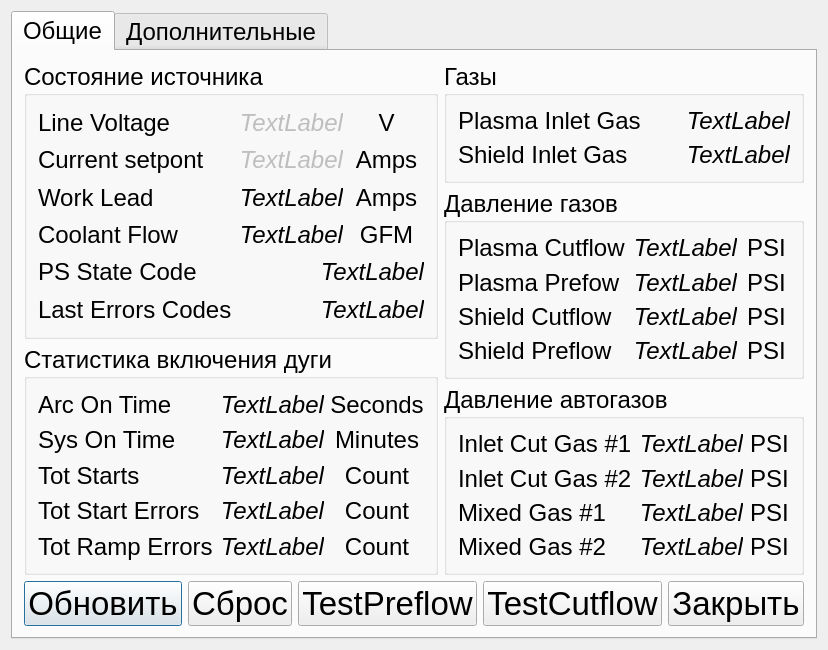
First picture: the form in gasconsole/src/forms/qgasconsole.ui, repository superkulpa/phx-cnc-ui, before the edit.
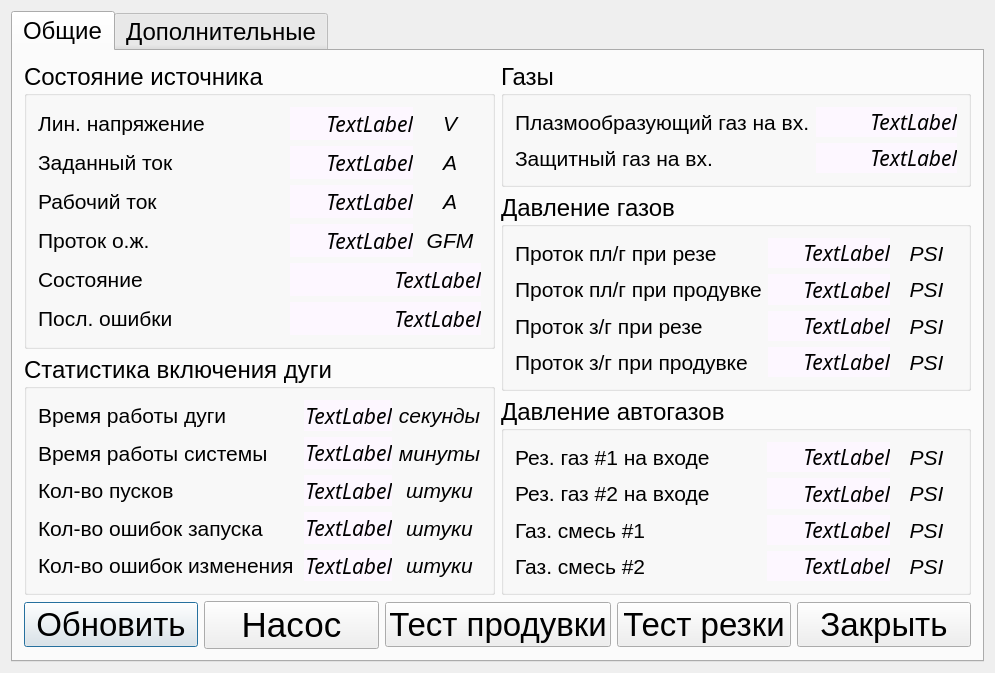
Second picture: the form after the edit.

```diff
--- a/gasconsole/src/forms/qgasconsole.ui
+++ b/gasconsole/src/forms/qgasconsole.ui
@@ -6,8 +6,8 @@
    <rect>
     <x>0</x>
     <y>0</y>
-    <width>805</width>
-    <height>638</height>
+    <width>995</width>
+    <height>645</height>
    </rect>
   </property>
   <property name="windowTitle">
@@ -42,11 +42,16 @@
                </property>
                <layout class="QHBoxLayout" name="horizontalLayout_20">
                 <item>
-                 <layout class="QGridLayout" name="gridLayout_5">
+                 <layout class="QGridLayout" name="gridLayout_5" columnstretch="4,2,1">
                   <item row="0" column="0">
                    <widget class="QLabel" name="label">
+                    <property name="font">
+                     <font>
+                      <pointsize>16</pointsize>
+                     </font>
+                    </property>
                     <property name="text">
-                     <string>Line Voltage</string>
+                     <string>Лин. напряжение</string>
                     </property>
                     <property name="alignment">
                      <set>Qt::AlignLeading|Qt::AlignLeft|Qt::AlignVCenter</set>
@@ -56,13 +61,24 @@
                   <item row="0" column="1">
                    <widget class="QLabel" name="lLineVoltage">
                     <property name="enabled">
-                     <bool>false</bool>
+                     <bool>true</bool>
                     </property>
                     <property name="font">
                      <font>
+                      <family>Sans Serif</family>
+                      <pointsize>16</pointsize>
+                      <weight>50</weight>
                       <italic>true</italic>
+                      <bold>false</bold>
                      </font>
                     </property>
+                    <property name="autoFillBackground">
+                     <bool>false</bool>
+                    </property>
+                    <property name="styleSheet">
+                     <string notr="true">background-color: rgb(253, 247, 255);
+font: italic 16pt &quot;Sans Serif&quot;;</string>
+                    </property>
                     <property name="text">
                      <string>TextLabel</string>
                     </property>
@@ -73,6 +89,12 @@
                   </item>
                   <item row="0" column="2">
                    <widget class="QLabel" name="label_3">
+                    <property name="font">
+                     <font>
+                      <pointsize>16</pointsize>
+                      <italic>true</italic>
+                     </font>
+                    </property>
                     <property name="text">
                      <string>V</string>
                     </property>
@@ -83,8 +105,13 @@
                   </item>
                   <item row="1" column="0">
                    <widget class="QLabel" name="label_15">
+                    <property name="font">
+                     <font>
+                      <pointsize>16</pointsize>
+                     </font>
+                    </property>
                     <property name="text">
-                     <string>Current setpont</string>
+                     <string>Заданный ток</string>
                     </property>
                     <property name="alignment">
                      <set>Qt::AlignLeading|Qt::AlignLeft|Qt::AlignVCenter</set>
@@ -93,8 +120,13 @@
                   </item>
                   <item row="2" column="0">
                    <widget class="QLabel" name="label_16">
+                    <property name="font">
+                     <font>
+                      <pointsize>16</pointsize>
+                     </font>
+                    </property>
                     <property name="text">
-                     <string>Work Lead</string>
+                     <string>Рабочий ток</string>
                     </property>
                     <property name="alignment">
                      <set>Qt::AlignLeading|Qt::AlignLeft|Qt::AlignVCenter</set>
@@ -103,8 +135,13 @@
                   </item>
                   <item row="3" column="0">
                    <widget class="QLabel" name="label_17">
+                    <property name="font">
+                     <font>
+                      <pointsize>16</pointsize>
+                     </font>
+                    </property>
                     <property name="text">
-                     <string>Coolant Flow</string>
+                     <string>Проток о.ж.</string>
                     </property>
                     <property name="alignment">
                      <set>Qt::AlignLeading|Qt::AlignLeft|Qt::AlignVCenter</set>
@@ -113,8 +150,13 @@
                   </item>
                   <item row="4" column="0">
                    <widget class="QLabel" name="label_18">
+                    <property name="font">
+                     <font>
+                      <pointsize>16</pointsize>
+                     </font>
+                    </property>
                     <property name="text">
-                     <string>PS State Code</string>
+                     <string>Состояние</string>
                     </property>
                     <property name="alignment">
                      <set>Qt::AlignLeading|Qt::AlignLeft|Qt::AlignVCenter</set>
@@ -123,8 +165,13 @@
                   </item>
                   <item row="5" column="0">
                    <widget class="QLabel" name="label_19">
+                    <property name="font">
+                     <font>
+                      <pointsize>16</pointsize>
+                     </font>
+                    </property>
                     <property name="text">
-                     <string>Last Errors Codes</string>
+                     <string>Посл. ошибки</string>
                     </property>
                     <property name="alignment">
                      <set>Qt::AlignLeading|Qt::AlignLeft|Qt::AlignVCenter</set>
@@ -134,13 +181,24 @@
                   <item row="1" column="1">
                    <widget class="QLabel" name="lCurSetPoint">
                     <property name="enabled">
-                     <bool>false</bool>
+                     <bool>true</bool>
                     </property>
                     <property name="font">
                      <font>
+                      <family>Sans Serif</family>
+                      <pointsize>16</pointsize>
+                      <weight>50</weight>
                       <italic>true</italic>
+                      <bold>false</bold>
                      </font>
                     </property>
+                    <property name="autoFillBackground">
+                     <bool>false</bool>
+                    </property>
+                    <property name="styleSheet">
+                     <string notr="true">background-color: rgb(253, 247, 255);
+font: italic 16pt &quot;Sans Serif&quot;;</string>
+                    </property>
                     <property name="text">
                      <string>TextLabel</string>
                     </property>
@@ -151,8 +209,14 @@
                   </item>
                   <item row="1" column="2">
                    <widget class="QLabel" name="label_32">
+                    <property name="font">
+                     <font>
+                      <pointsize>16</pointsize>
+                      <italic>true</italic>
+                     </font>
+                    </property>
                     <property name="text">
-                     <string>Amps</string>
+                     <string>A</string>
                     </property>
                     <property name="alignment">
                      <set>Qt::AlignCenter</set>
@@ -163,9 +227,20 @@
                    <widget class="QLabel" name="lWorkLead">
                     <property name="font">
                      <font>
+                      <family>Sans Serif</family>
+                      <pointsize>16</pointsize>
+                      <weight>50</weight>
                       <italic>true</italic>
+                      <bold>false</bold>
                      </font>
                     </property>
+                    <property name="autoFillBackground">
+                     <bool>false</bool>
+                    </property>
+                    <property name="styleSheet">
+                     <string notr="true">background-color: rgb(253, 247, 255);
+font: italic 16pt &quot;Sans Serif&quot;;</string>
+                    </property>
                     <property name="text">
                      <string>TextLabel</string>
                     </property>
@@ -176,8 +251,14 @@
                   </item>
                   <item row="2" column="2">
                    <widget class="QLabel" name="label_34">
+                    <property name="font">
+                     <font>
+                      <pointsize>16</pointsize>
+                      <italic>true</italic>
+                     </font>
+                    </property>
                     <property name="text">
-                     <string>Amps</string>
+                     <string>A</string>
                     </property>
                     <property name="alignment">
                      <set>Qt::AlignCenter</set>
@@ -188,9 +269,17 @@
                    <widget class="QLabel" name="lCoolantFlow">
                     <property name="font">
                      <font>
+                      <family>Sans Serif</family>
+                      <pointsize>16</pointsize>
+                      <weight>50</weight>
                       <italic>true</italic>
+                      <bold>false</bold>
                      </font>
                     </property>
+                    <property name="styleSheet">
+                     <string notr="true">background-color: rgb(253, 247, 255);
+font: italic 16pt &quot;Sans Serif&quot;;</string>
+                    </property>
                     <property name="text">
                      <string>TextLabel</string>
                     </property>
@@ -201,6 +290,12 @@
                   </item>
                   <item row="3" column="2">
                    <widget class="QLabel" name="label_36">
+                    <property name="font">
+                     <font>
+                      <pointsize>16</pointsize>
+                      <italic>true</italic>
+                     </font>
+                    </property>
                     <property name="text">
                      <string>GFM</string>
                     </property>
@@ -213,9 +308,17 @@
                    <widget class="QLabel" name="lPSStateCode">
                     <property name="font">
                      <font>
+                      <family>Sans Serif</family>
+                      <pointsize>16</pointsize>
+                      <weight>50</weight>
                       <italic>true</italic>
+                      <bold>false</bold>
                      </font>
                     </property>
+                    <property name="styleSheet">
+                     <string notr="true">background-color: rgb(253, 247, 255);
+font: italic 16pt &quot;Sans Serif&quot;;</string>
+                    </property>
                     <property name="text">
                      <string>TextLabel</string>
                     </property>
@@ -228,9 +331,17 @@
                    <widget class="QLabel" name="lLastErrors">
                     <property name="font">
                      <font>
+                      <family>Sans Serif</family>
+                      <pointsize>16</pointsize>
+                      <weight>50</weight>
                       <italic>true</italic>
+                      <bold>false</bold>
                      </font>
                     </property>
+                    <property name="styleSheet">
+                     <string notr="true">background-color: rgb(253, 247, 255);
+font: italic 16pt &quot;Sans Serif&quot;;</string>
+                    </property>
                     <property name="text">
                      <string>TextLabel</string>
                     </property>
@@ -251,11 +362,16 @@
                </property>
                <layout class="QHBoxLayout" name="horizontalLayout_21">
                 <item>
-                 <layout class="QGridLayout" name="gridLayout_16">
+                 <layout class="QGridLayout" name="gridLayout_16" columnstretch="4,1,1">
                   <item row="0" column="0">
                    <widget class="QLabel" name="label_4">
+                    <property name="font">
+                     <font>
+                      <pointsize>16</pointsize>
+                     </font>
+                    </property>
                     <property name="text">
-                     <string>Arc On Time</string>
+                     <string>Время работы дуги</string>
                     </property>
                     <property name="alignment">
                      <set>Qt::AlignLeading|Qt::AlignLeft|Qt::AlignVCenter</set>
@@ -266,9 +382,17 @@
                    <widget class="QLabel" name="lArcOnTime">
                     <property name="font">
                      <font>
+                      <family>Sans Serif</family>
+                      <pointsize>16</pointsize>
+                      <weight>50</weight>
                       <italic>true</italic>
+                      <bold>false</bold>
                      </font>
                     </property>
+                    <property name="styleSheet">
+                     <string notr="true">background-color: rgb(253, 247, 255);
+font: italic 16pt &quot;Sans Serif&quot;;</string>
+                    </property>
                     <property name="text">
                      <string>TextLabel</string>
                     </property>
@@ -279,8 +403,14 @@
                   </item>
                   <item row="0" column="2">
                    <widget class="QLabel" name="label_6">
+                    <property name="font">
+                     <font>
+                      <pointsize>16</pointsize>
+                      <italic>true</italic>
+                     </font>
+                    </property>
                     <property name="text">
-                     <string>Seconds</string>
+                     <string>секунды</string>
                     </property>
                     <property name="alignment">
                      <set>Qt::AlignCenter</set>
@@ -289,8 +419,13 @@
                   </item>
                   <item row="1" column="0">
                    <widget class="QLabel" name="label_20">
+                    <property name="font">
+                     <font>
+                      <pointsize>16</pointsize>
+                     </font>
+                    </property>
                     <property name="text">
-                     <string>Sys On Time</string>
+                     <string>Время работы системы</string>
                     </property>
                     <property name="alignment">
                      <set>Qt::AlignLeading|Qt::AlignLeft|Qt::AlignVCenter</set>
@@ -299,8 +434,13 @@
                   </item>
                   <item row="2" column="0">
                    <widget class="QLabel" name="label_21">
+                    <property name="font">
+                     <font>
+                      <pointsize>16</pointsize>
+                     </font>
+                    </property>
                     <property name="text">
-                     <string>Tot Starts</string>
+                     <string>Кол-во пусков</string>
                     </property>
                     <property name="alignment">
                      <set>Qt::AlignLeading|Qt::AlignLeft|Qt::AlignVCenter</set>
@@ -309,8 +449,13 @@
                   </item>
                   <item row="3" column="0">
                    <widget class="QLabel" name="label_22">
+                    <property name="font">
+                     <font>
+                      <pointsize>16</pointsize>
+                     </font>
+                    </property>
                     <property name="text">
-                     <string>Tot Start Errors</string>
+                     <string>Кол-во ошибок запуска</string>
                     </property>
                     <property name="alignment">
                      <set>Qt::AlignLeading|Qt::AlignLeft|Qt::AlignVCenter</set>
@@ -319,8 +464,13 @@
                   </item>
                   <item row="4" column="0">
                    <widget class="QLabel" name="label_23">
+                    <property name="font">
+                     <font>
+                      <pointsize>16</pointsize>
+                     </font>
+                    </property>
                     <property name="text">
-                     <string>Tot Ramp Errors</string>
+                     <string>Кол-во ошибок изменения</string>
                     </property>
                     <property name="alignment">
                      <set>Qt::AlignLeading|Qt::AlignLeft|Qt::AlignVCenter</set>
@@ -331,9 +481,17 @@
                    <widget class="QLabel" name="lSysOnTime">
                     <property name="font">
                      <font>
+                      <family>Sans Serif</family>
+                      <pointsize>16</pointsize>
+                      <weight>50</weight>
                       <italic>true</italic>
+                      <bold>false</bold>
                      </font>
                     </property>
+                    <property name="styleSheet">
+                     <string notr="true">background-color: rgb(253, 247, 255);
+font: italic 16pt &quot;Sans Serif&quot;;</string>
+                    </property>
                     <property name="text">
                      <string>TextLabel</string>
                     </property>
@@ -344,8 +502,14 @@
                   </item>
                   <item row="1" column="2">
                    <widget class="QLabel" name="label_40">
+                    <property name="font">
+                     <font>
+                      <pointsize>16</pointsize>
+                      <italic>true</italic>
+                     </font>
+                    </property>
                     <property name="text">
-                     <string>Minutes</string>
+                     <string>минуты</string>
                     </property>
                     <property name="alignment">
                      <set>Qt::AlignCenter</set>
@@ -356,9 +520,17 @@
                    <widget class="QLabel" name="lTotStarts">
                     <property name="font">
                      <font>
+                      <family>Sans Serif</family>
+                      <pointsize>16</pointsize>
+                      <weight>50</weight>
                       <italic>true</italic>
+                      <bold>false</bold>
                      </font>
                     </property>
+                    <property name="styleSheet">
+                     <string notr="true">background-color: rgb(253, 247, 255);
+font: italic 16pt &quot;Sans Serif&quot;;</string>
+                    </property>
                     <property name="text">
                      <string>TextLabel</string>
                     </property>
@@ -369,8 +541,14 @@
                   </item>
                   <item row="2" column="2">
                    <widget class="QLabel" name="label_42">
+                    <property name="font">
+                     <font>
+                      <pointsize>16</pointsize>
+                      <italic>true</italic>
+                     </font>
+                    </property>
                     <property name="text">
-                     <string>Count</string>
+                     <string>штуки</string>
                     </property>
                     <property name="alignment">
                      <set>Qt::AlignCenter</set>
@@ -381,9 +559,17 @@
                    <widget class="QLabel" name="lTotErrors">
                     <property name="font">
                      <font>
+                      <family>Sans Serif</family>
+                      <pointsize>16</pointsize>
+                      <weight>50</weight>
                       <italic>true</italic>
+                      <bold>false</bold>
                      </font>
                     </property>
+                    <property name="styleSheet">
+                     <string notr="true">background-color: rgb(253, 247, 255);
+font: italic 16pt &quot;Sans Serif&quot;;</string>
+                    </property>
                     <property name="text">
                      <string>TextLabel</string>
                     </property>
@@ -394,8 +580,14 @@
                   </item>
                   <item row="3" column="2">
                    <widget class="QLabel" name="label_44">
+                    <property name="font">
+                     <font>
+                      <pointsize>16</pointsize>
+                      <italic>true</italic>
+                     </font>
+                    </property>
                     <property name="text">
-                     <string>Count</string>
+                     <string>штуки</string>
                     </property>
                     <property name="alignment">
                      <set>Qt::AlignCenter</set>
@@ -406,9 +598,17 @@
                    <widget class="QLabel" name="lRampErrors">
                     <property name="font">
                      <font>
+                      <family>Sans Serif</family>
+                      <pointsize>16</pointsize>
+                      <weight>50</weight>
                       <italic>true</italic>
+                      <bold>false</bold>
                      </font>
                     </property>
+                    <property name="styleSheet">
+                     <string notr="true">background-color: rgb(253, 247, 255);
+font: italic 16pt &quot;Sans Serif&quot;;</string>
+                    </property>
                     <property name="text">
                      <string>TextLabel</string>
                     </property>
@@ -419,8 +619,14 @@
                   </item>
                   <item row="4" column="2">
                    <widget class="QLabel" name="label_46">
+                    <property name="font">
+                     <font>
+                      <pointsize>16</pointsize>
+                      <italic>true</italic>
+                     </font>
+                    </property>
                     <property name="text">
-                     <string>Count</string>
+                     <string>штуки</string>
                     </property>
                     <property name="alignment">
                      <set>Qt::AlignCenter</set>
@@ -446,8 +652,13 @@
                  <layout class="QGridLayout" name="gridLayout_17">
                   <item row="0" column="0">
                    <widget class="QLabel" name="label_7">
+                    <property name="font">
+                     <font>
+                      <pointsize>16</pointsize>
+                     </font>
+                    </property>
                     <property name="text">
-                     <string>Plasma Inlet Gas</string>
+                     <string>Плазмообразующий газ на вх.</string>
                     </property>
                     <property name="alignment">
                      <set>Qt::AlignLeading|Qt::AlignLeft|Qt::AlignVCenter</set>
@@ -458,9 +669,17 @@
                    <widget class="QLabel" name="lPlasmaIG">
                     <property name="font">
                      <font>
+                      <family>Sans Serif</family>
+                      <pointsize>16</pointsize>
+                      <weight>50</weight>
                       <italic>true</italic>
+                      <bold>false</bold>
                      </font>
                     </property>
+                    <property name="styleSheet">
+                     <string notr="true">background-color: rgb(253, 247, 255);
+font: italic 16pt &quot;Sans Serif&quot;;</string>
+                    </property>
                     <property name="text">
                      <string>TextLabel</string>
                     </property>
@@ -471,8 +690,13 @@
                   </item>
                   <item row="1" column="0">
                    <widget class="QLabel" name="label_24">
+                    <property name="font">
+                     <font>
+                      <pointsize>16</pointsize>
+                     </font>
+                    </property>
                     <property name="text">
-                     <string>Shield Inlet Gas</string>
+                     <string>Защитный газ на вх.</string>
                     </property>
                     <property name="alignment">
                      <set>Qt::AlignLeading|Qt::AlignLeft|Qt::AlignVCenter</set>
@@ -483,9 +707,17 @@
                    <widget class="QLabel" name="lShieldIG">
                     <property name="font">
                      <font>
+                      <family>Sans Serif</family>
+                      <pointsize>16</pointsize>
+                      <weight>50</weight>
                       <italic>true</italic>
+                      <bold>false</bold>
                      </font>
                     </property>
+                    <property name="styleSheet">
+                     <string notr="true">background-color: rgb(253, 247, 255);
+font: italic 16pt &quot;Sans Serif&quot;;</string>
+                    </property>
                     <property name="text">
                      <string>TextLabel</string>
                     </property>
@@ -506,11 +738,16 @@
                </property>
                <layout class="QHBoxLayout" name="horizontalLayout_23">
                 <item>
-                 <layout class="QGridLayout" name="gridLayout_18">
+                 <layout class="QGridLayout" name="gridLayout_18" columnstretch="4,2,1">
                   <item row="0" column="0">
                    <widget class="QLabel" name="label_9">
+                    <property name="font">
+                     <font>
+                      <pointsize>16</pointsize>
+                     </font>
+                    </property>
                     <property name="text">
-                     <string>Plasma Cutflow</string>
+                     <string>Проток пл/г при резе</string>
                     </property>
                     <property name="alignment">
                      <set>Qt::AlignLeading|Qt::AlignLeft|Qt::AlignVCenter</set>
@@ -521,9 +758,17 @@
                    <widget class="QLabel" name="lPlasmaCutflow">
                     <property name="font">
                      <font>
+                      <family>Sans Serif</family>
+                      <pointsize>16</pointsize>
+                      <weight>50</weight>
                       <italic>true</italic>
+                      <bold>false</bold>
                      </font>
                     </property>
+                    <property name="styleSheet">
+                     <string notr="true">background-color: rgb(253, 247, 255);
+font: italic 16pt &quot;Sans Serif&quot;;</string>
+                    </property>
                     <property name="text">
                      <string>TextLabel</string>
                     </property>
@@ -534,8 +779,13 @@
                   </item>
                   <item row="1" column="0">
                    <widget class="QLabel" name="label_25">
+                    <property name="font">
+                     <font>
+                      <pointsize>16</pointsize>
+                     </font>
+                    </property>
                     <property name="text">
-                     <string>Plasma Prefow</string>
+                     <string>Проток пл/г при продувке</string>
                     </property>
                     <property name="alignment">
                      <set>Qt::AlignLeading|Qt::AlignLeft|Qt::AlignVCenter</set>
@@ -544,8 +794,13 @@
                   </item>
                   <item row="2" column="0">
                    <widget class="QLabel" name="label_26">
+                    <property name="font">
+                     <font>
+                      <pointsize>16</pointsize>
+                     </font>
+                    </property>
                     <property name="text">
-                     <string>Shield Cutflow</string>
+                     <string>Проток з/г при резе</string>
                     </property>
                     <property name="alignment">
                      <set>Qt::AlignLeading|Qt::AlignLeft|Qt::AlignVCenter</set>
@@ -554,8 +809,13 @@
                   </item>
                   <item row="3" column="0">
                    <widget class="QLabel" name="label_27">
+                    <property name="font">
+                     <font>
+                      <pointsize>16</pointsize>
+                     </font>
+                    </property>
                     <property name="text">
-                     <string>Shield Preflow</string>
+                     <string>Проток з/г при продувке</string>
                     </property>
                     <property name="alignment">
                      <set>Qt::AlignLeading|Qt::AlignLeft|Qt::AlignVCenter</set>
@@ -566,9 +826,17 @@
                    <widget class="QLabel" name="lPlasmaPreflow">
                     <property name="font">
                      <font>
+                      <family>Sans Serif</family>
+                      <pointsize>16</pointsize>
+                      <weight>50</weight>
                       <italic>true</italic>
+                      <bold>false</bold>
                      </font>
                     </property>
+                    <property name="styleSheet">
+                     <string notr="true">background-color: rgb(253, 247, 255);
+font: italic 16pt &quot;Sans Serif&quot;;</string>
+                    </property>
                     <property name="text">
                      <string>TextLabel</string>
                     </property>
@@ -579,6 +847,12 @@
                   </item>
                   <item row="1" column="2">
                    <widget class="QLabel" name="label_49">
+                    <property name="font">
+                     <font>
+                      <pointsize>16</pointsize>
+                      <italic>true</italic>
+                     </font>
+                    </property>
                     <property name="text">
                      <string>PSI</string>
                     </property>
@@ -591,9 +865,17 @@
                    <widget class="QLabel" name="lShieldCutflow">
                     <property name="font">
                      <font>
+                      <family>Sans Serif</family>
+                      <pointsize>16</pointsize>
+                      <weight>50</weight>
                       <italic>true</italic>
+                      <bold>false</bold>
                      </font>
                     </property>
+                    <property name="styleSheet">
+                     <string notr="true">background-color: rgb(253, 247, 255);
+font: italic 16pt &quot;Sans Serif&quot;;</string>
+                    </property>
                     <property name="text">
                      <string>TextLabel</string>
                     </property>
@@ -604,6 +886,12 @@
                   </item>
                   <item row="2" column="2">
                    <widget class="QLabel" name="label_51">
+                    <property name="font">
+                     <font>
+                      <pointsize>16</pointsize>
+                      <italic>true</italic>
+                     </font>
+                    </property>
                     <property name="text">
                      <string>PSI</string>
                     </property>
@@ -616,9 +904,17 @@
                    <widget class="QLabel" name="lShieldPreflow">
                     <property name="font">
                      <font>
+                      <family>Sans Serif</family>
+                      <pointsize>16</pointsize>
+                      <weight>50</weight>
                       <italic>true</italic>
+                      <bold>false</bold>
                      </font>
                     </property>
+                    <property name="styleSheet">
+                     <string notr="true">background-color: rgb(253, 247, 255);
+font: italic 16pt &quot;Sans Serif&quot;;</string>
+                    </property>
                     <property name="text">
                      <string>TextLabel</string>
                     </property>
@@ -629,6 +925,12 @@
                   </item>
                   <item row="3" column="2">
                    <widget class="QLabel" name="label_53">
+                    <property name="font">
+                     <font>
+                      <pointsize>16</pointsize>
+                      <italic>true</italic>
+                     </font>
+                    </property>
                     <property name="text">
                      <string>PSI</string>
                     </property>
@@ -639,6 +941,12 @@
                   </item>
                   <item row="0" column="2">
                    <widget class="QLabel" name="label_11">
+                    <property name="font">
+                     <font>
+                      <pointsize>16</pointsize>
+                      <italic>true</italic>
+                     </font>
+                    </property>
                     <property name="text">
                      <string>PSI</string>
                     </property>
@@ -659,11 +967,16 @@
                </property>
                <layout class="QHBoxLayout" name="horizontalLayout_24">
                 <item>
-                 <layout class="QGridLayout" name="gridLayout_19">
+                 <layout class="QGridLayout" name="gridLayout_19" columnstretch="4,2,1">
                   <item row="0" column="0">
                    <widget class="QLabel" name="label_12">
+                    <property name="font">
+                     <font>
+                      <pointsize>16</pointsize>
+                     </font>
+                    </property>
                     <property name="text">
-                     <string>Inlet Cut Gas #1</string>
+                     <string>Рез. газ #1 на входе</string>
                     </property>
                     <property name="alignment">
                      <set>Qt::AlignLeading|Qt::AlignLeft|Qt::AlignVCenter</set>
@@ -674,9 +987,17 @@
                    <widget class="QLabel" name="lInletGas1">
                     <property name="font">
                      <font>
+                      <family>Sans Serif</family>
+                      <pointsize>16</pointsize>
+                      <weight>50</weight>
                       <italic>true</italic>
+                      <bold>false</bold>
                      </font>
                     </property>
+                    <property name="styleSheet">
+                     <string notr="true">background-color: rgb(253, 247, 255);
+font: italic 16pt &quot;Sans Serif&quot;;</string>
+                    </property>
                     <property name="text">
                      <string>TextLabel</string>
                     </property>
@@ -687,6 +1008,12 @@
                   </item>
                   <item row="0" column="2">
                    <widget class="QLabel" name="label_14">
+                    <property name="font">
+                     <font>
+                      <pointsize>16</pointsize>
+                      <italic>true</italic>
+                     </font>
+                    </property>
                     <property name="text">
                      <string>PSI</string>
                     </property>
@@ -697,8 +1024,13 @@
                   </item>
                   <item row="1" column="0">
                    <widget class="QLabel" name="label_28">
+                    <property name="font">
+                     <font>
+                      <pointsize>16</pointsize>
+                     </font>
+                    </property>
                     <property name="text">
-                     <string>Inlet Cut Gas #2</string>
+                     <string>Рез. газ #2 на входе</string>
                     </property>
                     <property name="alignment">
                      <set>Qt::AlignLeading|Qt::AlignLeft|Qt::AlignVCenter</set>
@@ -707,8 +1039,13 @@
                   </item>
                   <item row="2" column="0">
                    <widget class="QLabel" name="label_29">
+                    <property name="font">
+                     <font>
+                      <pointsize>16</pointsize>
+                     </font>
+                    </property>
                     <property name="text">
-                     <string>Mixed Gas #1</string>
+                     <string>Газ. смесь #1</string>
                     </property>
                     <property name="alignment">
                      <set>Qt::AlignLeading|Qt::AlignLeft|Qt::AlignVCenter</set>
@@ -717,8 +1054,13 @@
                   </item>
                   <item row="3" column="0">
                    <widget class="QLabel" name="label_30">
+                    <property name="font">
+                     <font>
+                      <pointsize>16</pointsize>
+                     </font>
+                    </property>
                     <property name="text">
-                     <string>Mixed Gas #2</string>
+                     <string>Газ. смесь #2</string>
                     </property>
                     <property name="alignment">
                      <set>Qt::AlignLeading|Qt::AlignLeft|Qt::AlignVCenter</set>
@@ -729,9 +1071,17 @@
                    <widget class="QLabel" name="lMixedGas1">
                     <property name="font">
                      <font>
+                      <family>Sans Serif</family>
+                      <pointsize>16</pointsize>
+                      <weight>50</weight>
                       <italic>true</italic>
+                      <bold>false</bold>
                      </font>
                     </property>
+                    <property name="styleSheet">
+                     <string notr="true">background-color: rgb(253, 247, 255);
+font: italic 16pt &quot;Sans Serif&quot;;</string>
+                    </property>
                     <property name="text">
                      <string>TextLabel</string>
                     </property>
@@ -742,6 +1092,12 @@
                   </item>
                   <item row="1" column="2">
                    <widget class="QLabel" name="label_54">
+                    <property name="font">
+                     <font>
+                      <pointsize>16</pointsize>
+                      <italic>true</italic>
+                     </font>
+                    </property>
                     <property name="text">
                      <string>PSI</string>
                     </property>
@@ -754,9 +1110,17 @@
                    <widget class="QLabel" name="lInletGas2">
                     <property name="font">
                      <font>
+                      <family>Sans Serif</family>
+                      <pointsize>16</pointsize>
+                      <weight>50</weight>
                       <italic>true</italic>
+                      <bold>false</bold>
                      </font>
                     </property>
+                    <property name="styleSheet">
+                     <string notr="true">background-color: rgb(253, 247, 255);
+font: italic 16pt &quot;Sans Serif&quot;;</string>
+                    </property>
                     <property name="text">
                      <string>TextLabel</string>
                     </property>
@@ -769,9 +1133,17 @@
                    <widget class="QLabel" name="lMixedGas2">
                     <property name="font">
                      <font>
+                      <family>Sans Serif</family>
+                      <pointsize>16</pointsize>
+                      <weight>50</weight>
                       <italic>true</italic>
+                      <bold>false</bold>
                      </font>
                     </property>
+                    <property name="styleSheet">
+                     <string notr="true">background-color: rgb(253, 247, 255);
+font: italic 16pt &quot;Sans Serif&quot;;</string>
+                    </property>
                     <property name="text">
                      <string>TextLabel</string>
                     </property>
@@ -782,6 +1154,12 @@
                   </item>
                   <item row="2" column="2">
                    <widget class="QLabel" name="label_58">
+                    <property name="font">
+                     <font>
+                      <pointsize>16</pointsize>
+                      <italic>true</italic>
+                     </font>
+                    </property>
                     <property name="text">
                      <string>PSI</string>
                     </property>
@@ -792,6 +1170,12 @@
                   </item>
                   <item row="3" column="2">
                    <widget class="QLabel" name="label_59">
+                    <property name="font">
+                     <font>
+                      <pointsize>16</pointsize>
+                      <italic>true</italic>
+                     </font>
+                    </property>
                     <property name="text">
                      <string>PSI</string>
                     </property>
@@ -830,11 +1214,11 @@
             <widget class="QPushButton" name="btClear">
              <property name="font">
               <font>
-               <pointsize>25</pointsize>
+               <pointsize>26</pointsize>
               </font>
              </property>
              <property name="text">
-              <string>Сброс</string>
+              <string>Насос</string>
              </property>
             </widget>
            </item>
@@ -846,7 +1230,7 @@
               </font>
              </property>
              <property name="text">
-              <string>TestPreflow</string>
+              <string>Тест продувки</string>
              </property>
             </widget>
            </item>
@@ -858,7 +1242,7 @@
               </font>
              </property>
              <property name="text">
-              <string>TestCutflow</string>
+              <string>Тест резки</string>
              </property>
             </widget>
            </item>
```
Left out of the diff: 328 changed lines with no effect on the pictures.
